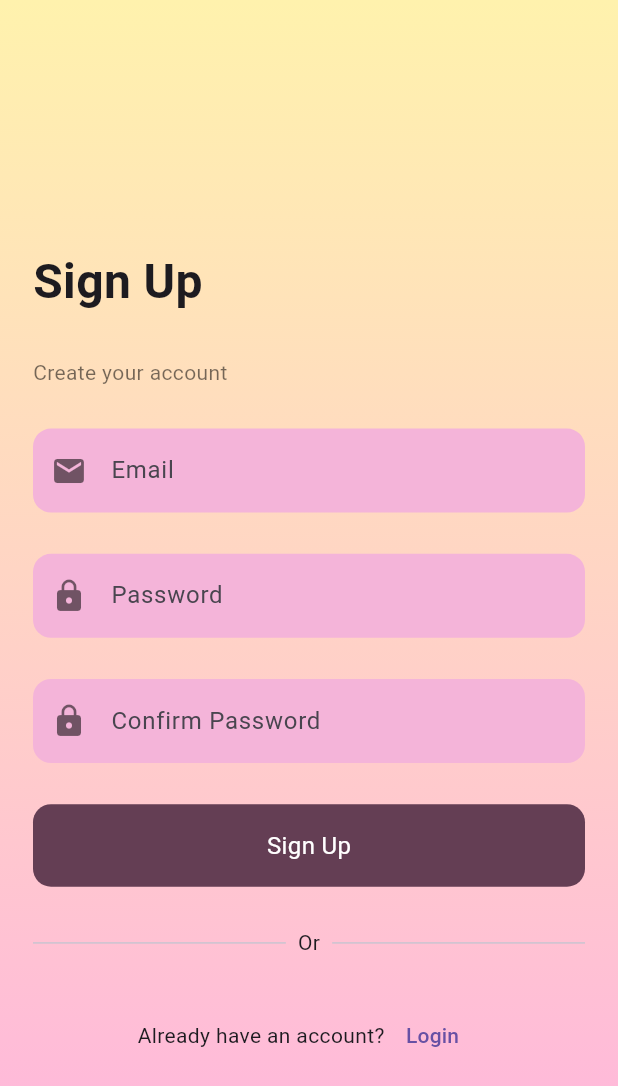
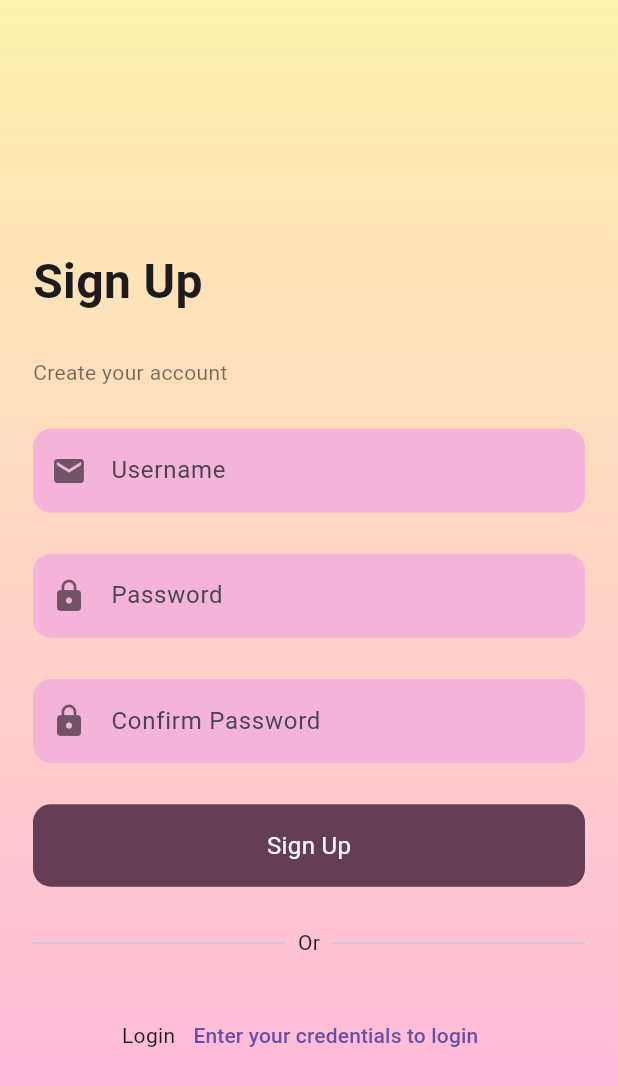
Before and after one commit to siraj2000/firstQuiz, a Flutter app: the RegisterPage screen opened directly, on a phone screen of 412 x 824 dp. Shown: the top 1086 px of the screen. Run offline on Flutter 3.47's test engine with Material 3 defaults, Android fonts, the phone set to English and light mode, and no system bars.

```diff
--- /dev/null
+++ b/lib/l10n/intl_ar.arb
@@ -0,0 +1,14 @@
+{
+    "WelcomeBack": "مرحبًا بعودتك",
+    "Enter_your_credentials_to_login": "أدخل بياناتك لتسجيل الدخول",
+    "Username": "اسم المستخدم",
+    "Password": "كلمة المرور",
+    "Login": "تسجيل الدخول",
+    "Forgot_password": "نسيت الرمز السري ",
+    "Don't_have_an_account ": "ليس لديك حساب؟",
+    "Sign_Up": "إنشاء حساب",
+    "Create_your_account": "أنشئ حسابك",
+    "Confirm_Password": "تأكيد كلمة المرور",
+    "Or": "أو",
+    "Already_have_an_account": "هل لديك حساب بالفعل؟"
+}
--- /dev/null
+++ b/lib/l10n/intl_en.arb
@@ -0,0 +1,14 @@
+{
+    "WelcomeBack": "Welcome Back",
+    "Enter_your_credentials_to_login": "Enter your credentials to login",
+    "Username": "Username",
+    "Password": "Password",
+    "Login": "Login",
+    "Forgot_password": "Forgopassword ",
+    "Don't_have_an_account ": "Don't have an account ",
+    "Sign_Up": "Sign Up",
+    "Create_your_account": "Create your account",
+    "Confirm_Password": "Confirm Password",
+    "Or": "Or",
+    "Already_have_an_account": "Already have an account"
+}
--- a/lib/main.dart
+++ b/lib/main.dart
@@ -1,18 +1,43 @@
 import 'package:flutter/material.dart';
+import 'package:flutter_localizations/flutter_localizations.dart';
+import 'package:login_test/generated/l10n.dart';
 import 'package:login_test/views/login_page.dart';
 
 void main() {
   runApp(const MyApp());
 }
 
-class MyApp extends StatelessWidget {
+class MyApp extends StatefulWidget {
   const MyApp({super.key});
 
-  // This widget is the root of your application.
+  static void setLocale(BuildContext context, Locale locale) {
+    final _MyAppState? state = context.findAncestorStateOfType<_MyAppState>();
+    state?.setLocale(locale);
+  }
+
+  @override
+  State<MyApp> createState() => _MyAppState();
+}
+
+class _MyAppState extends State<MyApp> {
+  Locale _locale = const Locale('en');
+
+  void setLocale(Locale locale) {
+    setState(() => _locale = locale);
+  }
+
   @override
   Widget build(BuildContext context) {
     return MaterialApp(
       debugShowCheckedModeBanner: false,
+      locale: _locale,
+      supportedLocales: S.delegate.supportedLocales,
+      localizationsDelegates: [
+        S.delegate,
+        GlobalMaterialLocalizations.delegate,
+        GlobalWidgetsLocalizations.delegate,
+        GlobalCupertinoLocalizations.delegate,
+      ],
       home: const LoginPage(),
     );
   }
--- a/lib/views/register_page.dart
+++ b/lib/views/register_page.dart
@@ -1,4 +1,92 @@
+// import 'package:flutter/material.dart';
+// import 'package:login_test/views/login_page.dart';
+// import 'package:login_test/widget/custom_button.dart';
+// import 'package:login_test/widget/custom_textfied.dart';
+
+// class RegisterPage extends StatelessWidget {
+//   const RegisterPage({super.key});
+
+//   @override
+//   Widget build(BuildContext context) {
+//     Size size = MediaQuery.of(context).size;
+//     return Scaffold(
+//       body: Container(
+//         height: double.maxFinite,
+//         padding: const EdgeInsets.symmetric(horizontal: 22),
+//         decoration: const BoxDecoration(
+//           gradient: LinearGradient(
+//             colors: [Color(0xfffff2ad), Color(0xffffb3df)],
+//             begin: Alignment.topCenter,
+//             end: Alignment.bottomCenter,
+//           ),
+//         ),
+//         child: SafeArea(
+//           child: SingleChildScrollView(
+//             child: Column(
+//               crossAxisAlignment: CrossAxisAlignment.start,
+//               children: [
+//                 SizedBox(height: size.height * 0.20),
+//                 const Text(
+//                   "Sign Up",
+//                   style: TextStyle(fontSize: 32, fontWeight: FontWeight.bold),
+//                 ),
+//                 SizedBox(height: size.height / 30),
+//                 const Text(
+//                   "Create your account",
+//                   style: TextStyle(color: Colors.black54),
+//                 ),
+//                 SizedBox(height: size.height / 30),
+//                 const CustomTextField(hint: "Email", icon: Icons.email),
+//                 SizedBox(height: size.height / 30),
+//                 const CustomTextField(hint: "Password", icon: Icons.lock),
+//                 SizedBox(height: size.height / 30),
+//                 const CustomTextField(
+//                   hint: "Confirm Password",
+//                   icon: Icons.lock,
+//                 ),
+//                 SizedBox(height: size.height / 30),
+
+//                 CustomButton(text: "Sign Up", onTap: () {}),
+//                 SizedBox(height: size.height / 30),
+
+//                 Row(
+//                   children: const [
+//                     Expanded(child: Divider()),
+//                     Padding(
+//                       padding: EdgeInsets.symmetric(horizontal: 8),
+//                       child: Text("Or"),
+//                     ),
+//                     Expanded(child: Divider()),
+//                   ],
+//                 ),
+
+//                 SizedBox(height: size.height / 30),
+//                 Row(
+//                   mainAxisAlignment: MainAxisAlignment.center,
+//                   children: [
+//                     const Text("Already have an account?"),
+//                     TextButton(
+//                       onPressed: () {
+//                         Navigator.push(
+//                           context,
+//                           MaterialPageRoute(builder: (_) => const LoginPage()),
+//                         );
+//                       },
+//                       child: const Text("Login"),
+//                     ),
+//                   ],
+//                 ),
+//               ],
+//             ),
+//           ),
+//         ),
+//       ),
+//     );
+//   }
+// }
+
 import 'package:flutter/material.dart';
+import 'package:login_test/generated/l10n.dart';
 import 'package:login_test/views/login_page.dart';
 import 'package:login_test/widget/custom_button.dart';
 import 'package:login_test/widget/custom_textfied.dart';
@@ -9,6 +97,7 @@ class RegisterPage extends StatelessWidget {
   @override
   Widget build(BuildContext context) {
     Size size = MediaQuery.of(context).size;
+
     return Scaffold(
       body: Container(
         height: double.maxFinite,
@@ -26,53 +115,73 @@ class RegisterPage extends StatelessWidget {
               crossAxisAlignment: CrossAxisAlignment.start,
               children: [
                 SizedBox(height: size.height * 0.20),
-                const Text(
-                  "Sign Up",
-                  style: TextStyle(fontSize: 32, fontWeight: FontWeight.bold),
+
+                Text(
+                  S.of(context).Sign_Up,
+                  style: const TextStyle(
+                    fontSize: 32,
+                    fontWeight: FontWeight.bold,
+                  ),
                 ),
+
                 SizedBox(height: size.height / 30),
-                const Text(
-                  "Create your account",
-                  style: TextStyle(color: Colors.black54),
+
+                Text(
+                  S.of(context).Create_your_account,
+                  style: const TextStyle(color: Colors.black54),
                 ),
+
                 SizedBox(height: size.height / 30),
-                const CustomTextField(hint: "Email", icon: Icons.email),
+
+                CustomTextField(
+                  hint: S.of(context).Username,
+                  icon: Icons.email,
+                ),
+
                 SizedBox(height: size.height / 30),
-                const CustomTextField(hint: "Password", icon: Icons.lock),
+
+                CustomTextField(hint: S.of(context).Password, icon: Icons.lock),
+
                 SizedBox(height: size.height / 30),
-                const CustomTextField(
-                  hint: "Confirm Password",
+
+                CustomTextField(
+                  hint: S.of(context).Confirm_Password,
                   icon: Icons.lock,
                 ),
+
                 SizedBox(height: size.height / 30),
 
-                CustomButton(text: "Sign Up", onTap: () {}),
+                CustomButton(text: S.of(context).Sign_Up, onTap: () {}),
+
                 SizedBox(height: size.height / 30),
 
                 Row(
-                  children: const [
-                    Expanded(child: Divider()),
+                  children: [
+                    const Expanded(child: Divider()),
                     Padding(
-                      padding: EdgeInsets.symmetric(horizontal: 8),
-                      child: Text("Or"),
+                      padding: const EdgeInsets.symmetric(horizontal: 8),
+                      child: Text(S.of(context).Or),
                     ),
-                    Expanded(child: Divider()),
+                    const Expanded(child: Divider()),
                   ],
                 ),
 
                 SizedBox(height: size.height / 30),
+
                 Row(
                   mainAxisAlignment: MainAxisAlignment.center,
                   children: [
-                    const Text("Already have an account?"),
+                    Text(S.of(context).Login),
                     TextButton(
                       onPressed: () {
                         Navigator.push(
                           context,
-                          MaterialPageRoute(builder: (_) => const LoginPage()),
+                          MaterialPageRoute(builder: (_) => LoginPage()),
                         );
                       },
-                      child: const Text("Login"),
+                      child: Text(
+                        S.of(context).Enter_your_credentials_to_login,
+                      ),
                     ),
                   ],
                 ),
```
Also changed, not shown: lib/views/login_page.dart (+48 -16 lines), pubspec.yaml (+6 -6 lines), lib/generated/intl/messages_all.dart (added), lib/generated/intl/messages_ar.dart (added), lib/generated/intl/messages_en.dart (added), lib/generated/l10n.dart (added), pubspec.lock, 1 other file.
